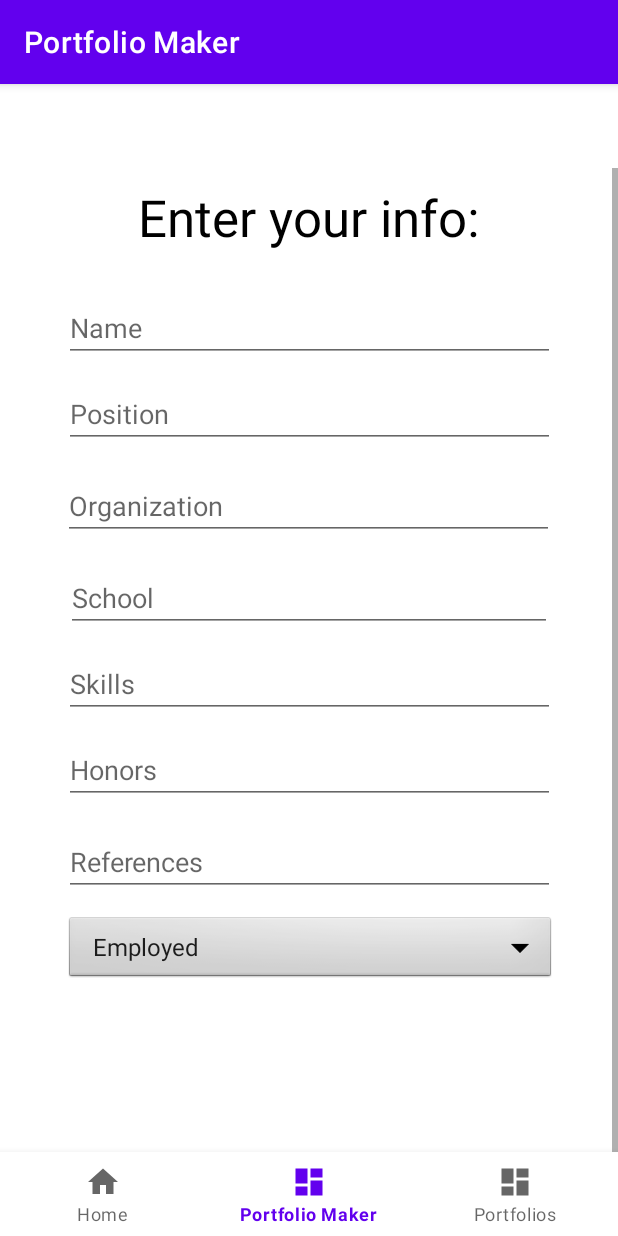
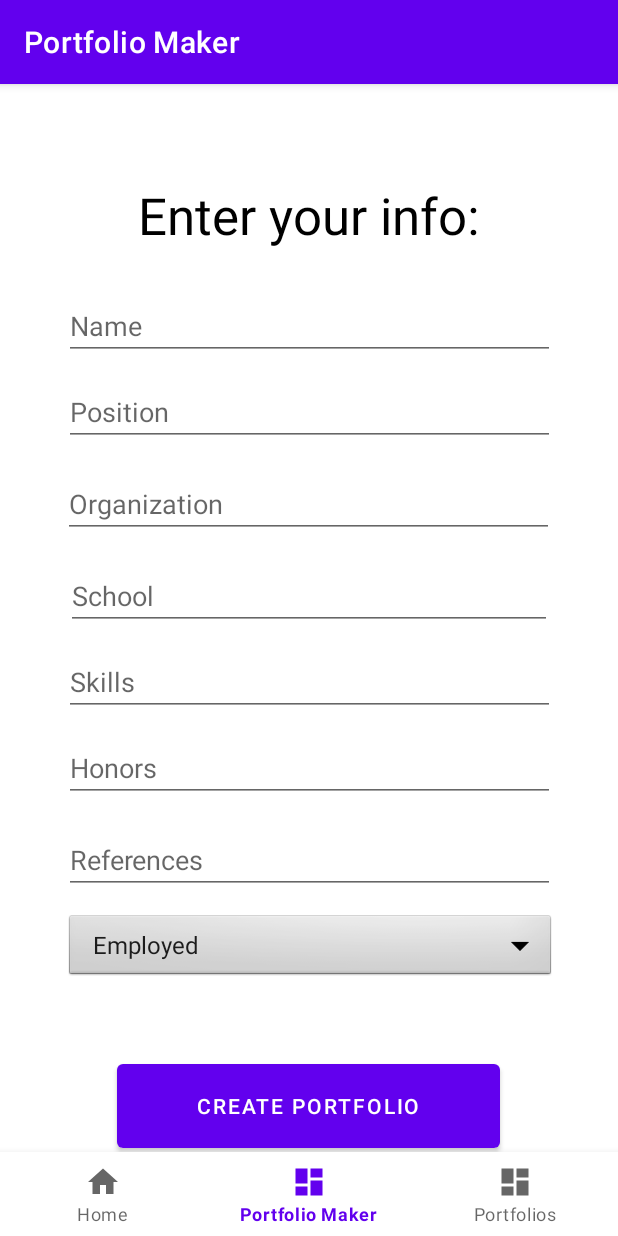
Before and after one commit to ani-tiwary/fbla-app, an Android app: the DashboardFragment screen opened through its navigation route, on a phone screen of 412 x 824 dp. Run offline under Robolectric (Android 15) with nearby library versions, the phone set to English and light mode, and no system bars; our stand-ins replace navigation-ui.

```diff
--- a/app/src/main/java/com/example/anikash/ui/dashboard/DashboardFragment.kt
+++ b/app/src/main/java/com/example/anikash/ui/dashboard/DashboardFragment.kt
@@ -58,6 +58,8 @@ class DashboardFragment : Fragment() {
             jsonObject.put("Skills", binding.editSkills.text)
             jsonObject.put("Honors", binding.editHonors.text)
             jsonObject.put("References", binding.editReferences.text)
+            val selectedDropdownValue = binding.dropdown.selectedItem.toString()
+            jsonObject.put("EmploymentStatus", selectedDropdownValue)
 
             println(jsonObject.toString())
             (activity as MainActivity).appendPortfolio(jsonObject);
--- a/app/src/main/res/layout/fragment_dashboard.xml
+++ b/app/src/main/res/layout/fragment_dashboard.xml
@@ -132,7 +132,7 @@
             android:id="@+id/submit_button"
             android:layout_width="255dp"
             android:layout_height="68dp"
-            android:layout_marginTop="156dp"
+            android:layout_marginTop="48dp"
             android:layout_marginEnd="4dp"
             android:text="Create Portfolio"
             app:layout_constraintEnd_toEndOf="parent"
```
